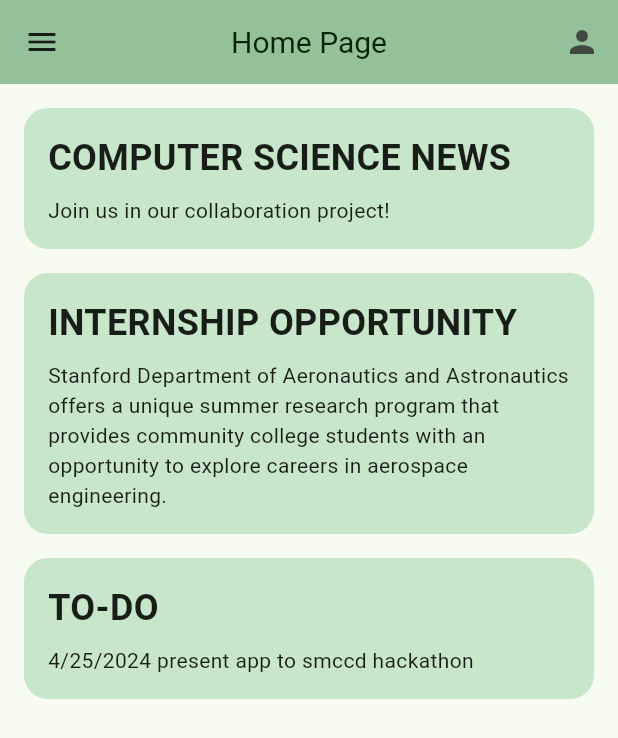
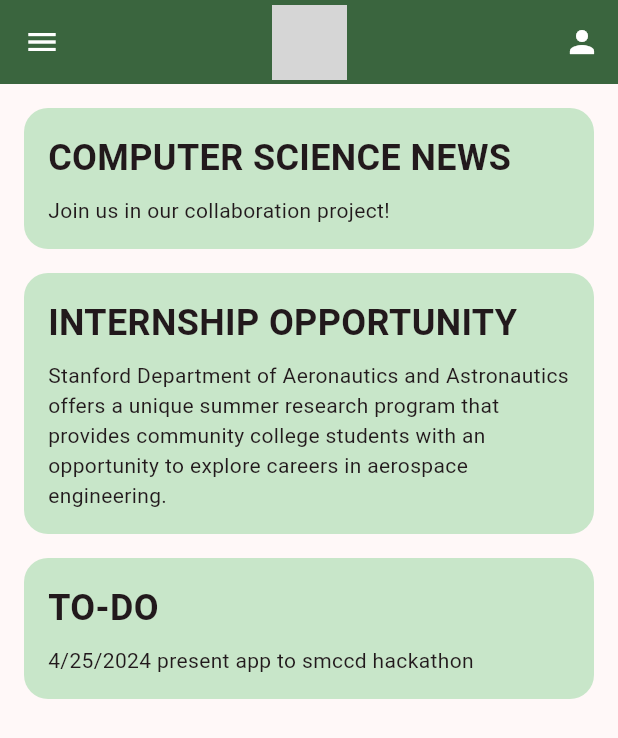
Before and after one commit to rolandoreds/BeaconAPP1, a Flutter app: the HomePage screen opened by its route, in the side drawer, after a tap on the "person" icon, on a phone screen of 412 x 824 dp. Shown: the top 738 px of the screen. Run offline on Flutter 3.47's test engine with Material 3 defaults, Android fonts, the light colour scheme and no system bars; our stand-ins replace sliding_up_panel, table_calendar; grey boxes are pictures that could not be loaded.

Commit message:
Refactor authentication and home screens; enhance UI elements and add logout/settings options in menu (settings not fuctional)

```diff
--- a/beaconapp/lib/authentication/authentication_screen.dart
+++ b/beaconapp/lib/authentication/authentication_screen.dart
@@ -16,13 +16,9 @@ import 'package:beaconapp/home.dart';
 /// Global repository instance so any widget can call `authenticate()`.
 final AuthRepository authRepo = AuthRepository();
 
-/*
- * AuthRepository — loads two text assets into an in‑memory Map for O(1) lookup (CIS 286)
- * By: Edwin Dominguez AKA PAPI
- * Notes: I'm realizing by the day how much I don't like Java...
- */
+/// Authentication repository that loads usr name & paswrds from text files
 class AuthRepository {
-  late final Map<String, String> _creds; // username → password
+  late Map<String, String> _creds; // username → password
 
   // grabs dat file thats in the repective dir path
   Future<void> grabdat() async {
@@ -48,11 +44,7 @@ class AuthRepository {
   }
 }
 
-/* *
- * Class: AuthenticationTextFormField — stateless reusable field with inline validation
- * By: Yours truly, Edwin
- * Notes: I forgot what I was going to say *** do this later
- */
+/// A reusable text form field for authentication with validation.
 class AuthenticationTextFormField extends StatelessWidget {
   const AuthenticationTextFormField({
     super.key,
@@ -107,10 +99,7 @@ class AuthenticationTextFormField extends StatelessWidget {
   }
 }
 
-/*
- * Class: AuthenticationScreen used by your main.dart
- * Note: Um, remind me to add notes to functions but I Wanna push and go to class
-*/
+/// main authentication screen that contains the login form
 class AuthenticationScreen extends StatefulWidget {
   const AuthenticationScreen({super.key});
 
@@ -118,6 +107,8 @@ class AuthenticationScreen extends StatefulWidget {
   State<AuthenticationScreen> createState() => _AuthenticationScreenState();
 }
 
+/// State class for the authentication screen.
+/// It manages the form state and handles user input.
 class _AuthenticationScreenState extends State<AuthenticationScreen> {
   final GlobalKey<FormState> _formKey = GlobalKey();
   final _usernameCtrl = TextEditingController();
--- a/beaconapp/lib/home.dart
+++ b/beaconapp/lib/home.dart
@@ -15,20 +15,22 @@ class _HomePageState extends State<HomePage> {
     return Scaffold(
       // The drawer slides in from the left.
       drawer: MenuWidget(),
+      // The app bar at the top of the screen.
+      // It contains the title and an icon button to navigate to the profile page.
       appBar: AppBar(
-        title: const Padding(
+        iconTheme: IconThemeData(color: Theme.of(context).colorScheme.onPrimary),
+        title: Padding(
           padding: EdgeInsets.only(top: 0.0),
-          child: Text(
-            'Home Page',
-            style: TextStyle(
-              fontSize: 20,
-              color: Color.fromARGB(255, 8, 35, 3),
-            ),
+          child: Image(
+            image: const AssetImage('assets/logo/CanadaCollegeLogo.png'),
+            fit: BoxFit.cover,
+            height: 50.0,
           ),
         ),
         centerTitle: true,
         elevation: 0,
-        backgroundColor: const Color.fromARGB(255, 149, 193, 154),
+        backgroundColor: Theme.of(context).colorScheme.primary,
+        // The icon button in the app bar to navigate to the profile page.
         actions: [
           IconButton(
             icon: const Icon(Icons.person),
@@ -56,7 +58,7 @@ class _HomePageState extends State<HomePage> {
               padding: const EdgeInsets.all(16.0),
               margin: const EdgeInsets.only(bottom: 16.0),
               decoration: BoxDecoration(
-                color: Colors.green.shade100,
+                color: Theme.of(context).colorScheme.secondary,
                 borderRadius: BorderRadius.circular(16.0),
               ),
               child: Column(
@@ -84,7 +86,7 @@ class _HomePageState extends State<HomePage> {
               padding: const EdgeInsets.all(16.0),
               margin: const EdgeInsets.only(bottom: 16.0),
               decoration: BoxDecoration(
-                color: Colors.green.shade100,
+                color: Theme.of(context).colorScheme.secondary,
                 borderRadius: BorderRadius.circular(16.0),
               ),
               child: Column(
@@ -113,7 +115,7 @@ class _HomePageState extends State<HomePage> {
             child: Container(
               padding: const EdgeInsets.all(16.0),
               decoration: BoxDecoration(
-                color: Colors.green.shade100,
+                color: Theme.of(context).colorScheme.secondary,
                 borderRadius: BorderRadius.circular(16.0),
               ),
               child: Column(
--- a/beaconapp/lib/main.dart
+++ b/beaconapp/lib/main.dart
@@ -13,13 +13,12 @@ class MainApp extends StatelessWidget {
     return MaterialApp(
       debugShowCheckedModeBanner: false,
       theme: ThemeData(
-
         colorScheme: ColorScheme.fromSeed(
-          seedColor: Color.fromARGB(255, 58, 101, 62),
+          seedColor: Colors.black,
           primary: const Color.fromARGB(255, 58, 101, 62),
+          onPrimary: Colors.white,
           secondary: Colors.green.shade100,
           tertiary: Colors.grey,
-          onPrimary: Colors.white,
         ),
         useMaterial3: true,
       ),
--- a/beaconapp/lib/slide_in_menu.dart
+++ b/beaconapp/lib/slide_in_menu.dart
@@ -1,7 +1,7 @@
 import 'package:flutter/material.dart';
 
 class MenuWidget extends StatelessWidget {
-   const MenuWidget({super.key});
+  const MenuWidget({super.key});
 
   @override
   Widget build(BuildContext context) {
@@ -9,16 +9,31 @@ class MenuWidget extends StatelessWidget {
       child: ListView(
         padding: EdgeInsets.zero,
         children: [
+          // Drawer Header
           DrawerHeader(
-            decoration: const BoxDecoration(
-              color: Color.fromARGB(255, 168, 207, 172),
+            margin: const EdgeInsets.only(bottom: 10),
+            decoration: BoxDecoration(
+              color: Theme.of(context).colorScheme.primary,
             ),
-            child: Text(
-              'Directory',
-              style: Theme.of(context)
-                  .textTheme
-                  .headlineSmall
-                  ?.copyWith(color: const Color.fromARGB(255, 0, 28, 4)),
+
+            child: Column(
+              mainAxisAlignment: MainAxisAlignment.center,
+              crossAxisAlignment: CrossAxisAlignment.start,
+              children: [
+                CircleAvatar(
+                  backgroundColor: Theme.of(context).colorScheme.onSecondary,
+                  radius: 40,
+                  backgroundImage: AssetImage('assets/logo/CanadaCollegeSeal.png'),
+                ),
+                const SizedBox(height: 10),
+                Text(
+                  'Student Name',
+                  style: Theme.of(context)
+                    .textTheme.headlineSmall
+                    ?.copyWith(color: Theme.of(context).colorScheme.onPrimary),
+                ),
+                const SizedBox(height: 5),
+              ],
             ),
           ),
           ListTile(
@@ -38,6 +53,21 @@ class MenuWidget extends StatelessWidget {
               Navigator.pushNamed(context, '/calendar');
             },
           ),
+          ListTile(
+            leading: const Icon(Icons.logout),
+            title: const Text('Logout'),
+            onTap: () {
+              Navigator.of(context).restorablePushReplacementNamed('/login');
+            },
+          ),
+          ListTile(
+            leading: const Icon(Icons.settings),
+            title: const Text('Settings'),
+            onTap: () {
+              Navigator.of(context).pop();
+              Navigator.pushNamed(context, '/settings');
+            },
+          ),
         ]
       ),
     );
```
Also changed, not shown: beaconapp/lib/app.dart (deleted), beaconapp/lib/app_view.dart (deleted).
